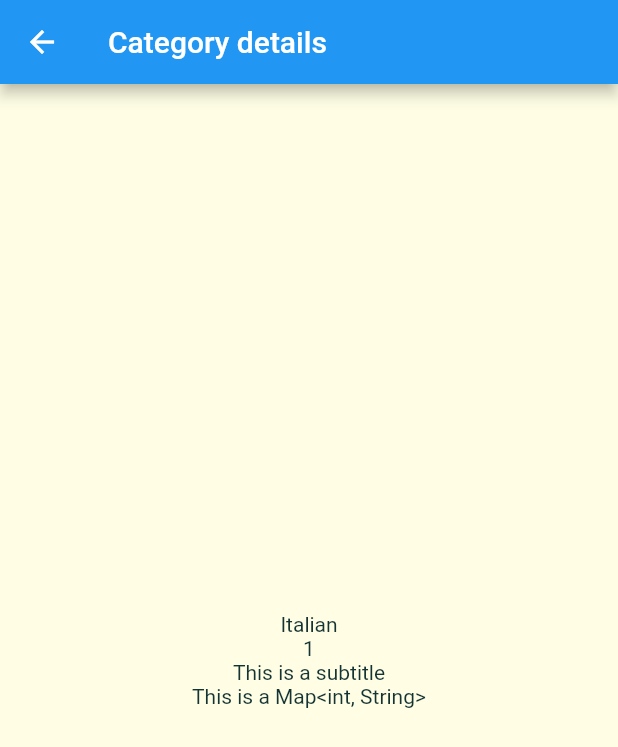
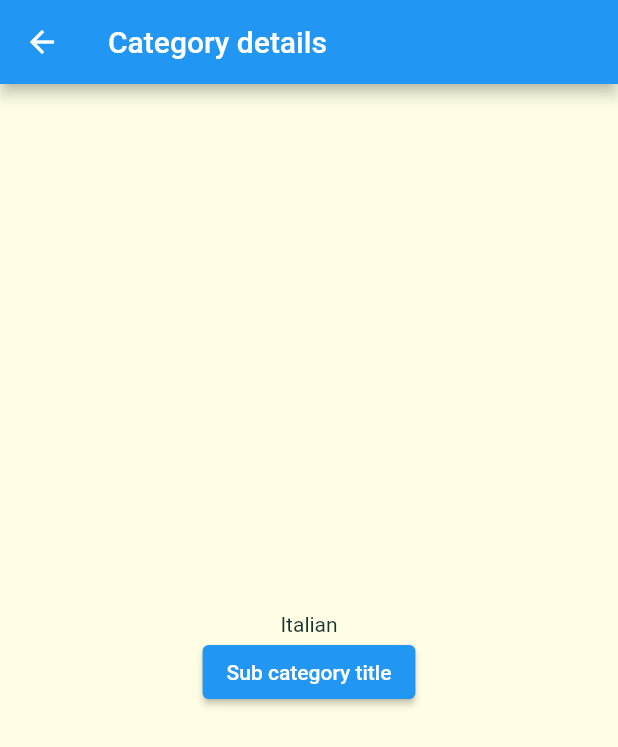
Before and after one commit to rodriguezzdavid/bootCampFlutter, a Flutter app: the screen it shows after launch, after a tap on "Italian", on a phone screen of 412 x 824 dp. Shown: the top 747 px of the screen. Run offline on Flutter 3.47's test engine with Material 2 defaults, Android fonts, the phone set to English and light mode, and no system bars.

Commit message:
Add practice

```diff
--- a/02day/navigationclass/lib/data/dummy_data.dart
+++ b/02day/navigationclass/lib/data/dummy_data.dart
@@ -6,6 +6,10 @@ final dummyCategories = [
     id: "c1",
     title: 'Italian',
     color: Colors.purple,
+    subCategory: SubCategory(
+      id: "sc1",
+      title: "Pasta",
+    ),
   ),
   Category(
     id: 'c2',
--- a/02day/navigationclass/lib/models/category.dart
+++ b/02day/navigationclass/lib/models/category.dart
@@ -3,10 +3,21 @@ import 'package:flutter/material.dart';
 class Category {
   final String id, title;
   final Color color;
+  final SubCategory? subCategory;
 
   Category({
     required this.id,
     required this.title,
     required this.color,
+    this.subCategory,
   });
 }
+
+class SubCategory {
+  final String id, title;
+
+  SubCategory({
+    required this.id,
+    required this.title,
+  });
+}
--- a/02day/navigationclass/lib/screens/category_details_screen.dart
+++ b/02day/navigationclass/lib/screens/category_details_screen.dart
@@ -23,6 +23,10 @@ class CategoryDetailsScreen extends StatelessWidget {
 
     final mapInfo = details[1] as String;
 
+    // 1. Crear una nueva pantalla
+    // 2. Agregar navegación con namedRoute y navegar a la nueva pantalla, enviándole la sub categoria
+    // 3. Mostrar la título de la subcategoria centrado en la pantalla
+
     return Scaffold(
       appBar: AppBar(
         title: Text("Category details"),
@@ -32,9 +36,10 @@ class CategoryDetailsScreen extends StatelessWidget {
           mainAxisAlignment: MainAxisAlignment.center,
           children: [
             Text(category.title),
-            Text(id.toString()),
-            Text(subCategoryTitle),
-            Text(mapInfo),
+            ElevatedButton(
+              onPressed: () {},
+              child: Text("Sub category title"),
+            )
           ],
         ),
       ),
```
